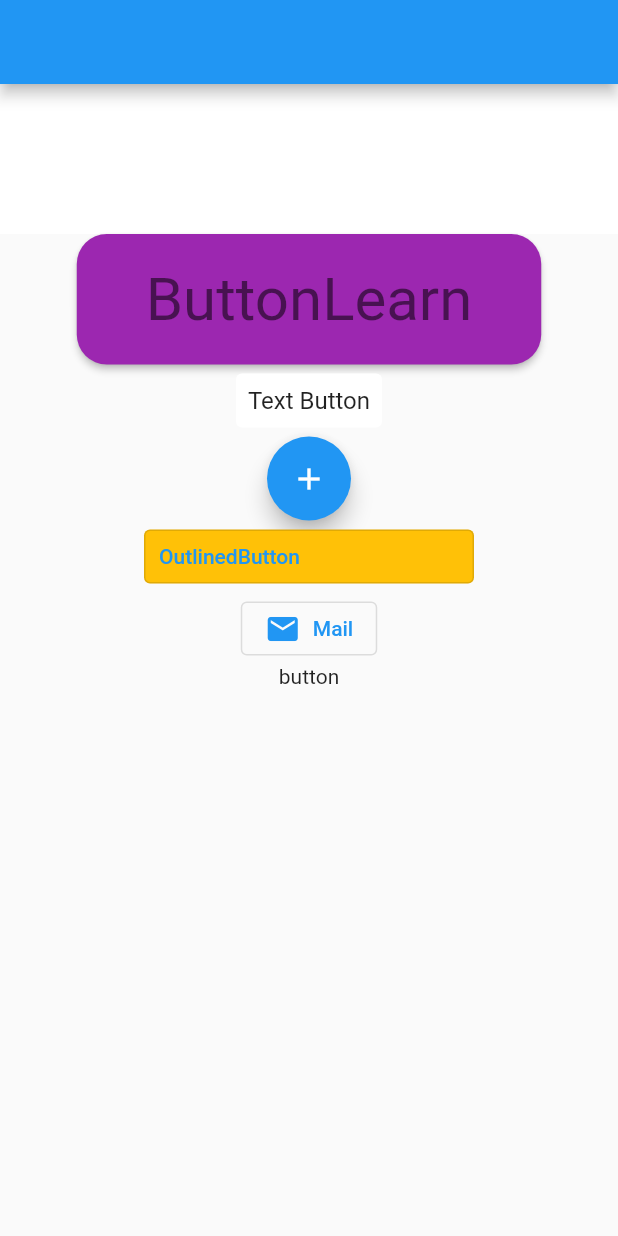
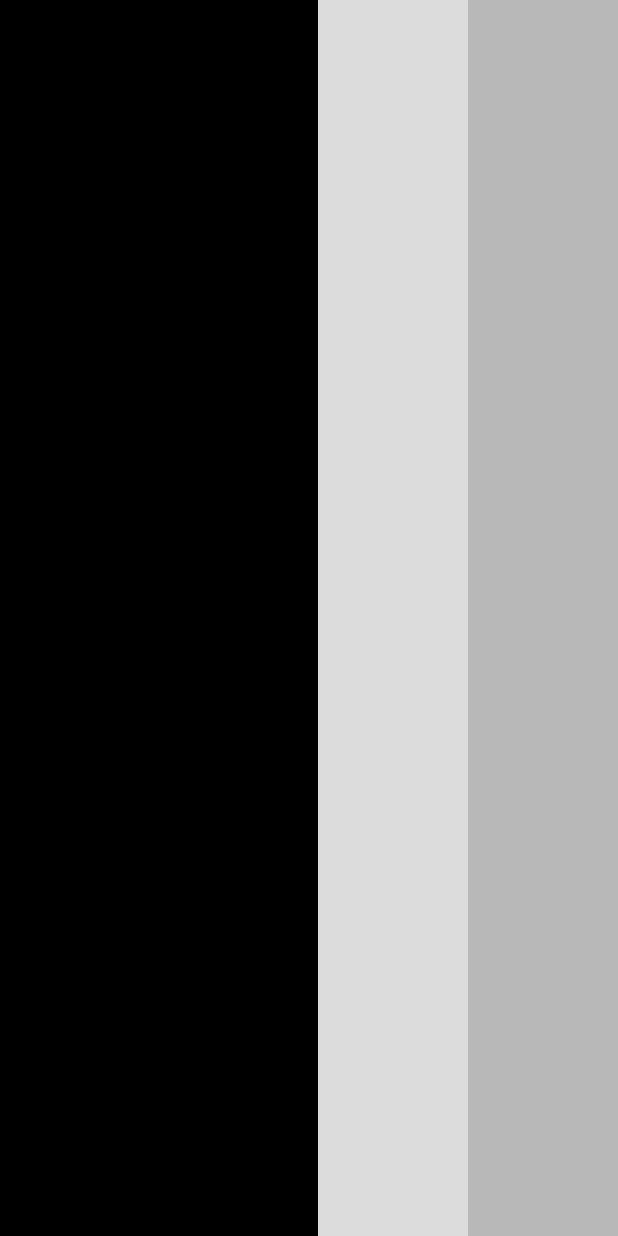
Before and after one commit to Anar95/Flutter_Educate, a Flutter app: the screen it shows after launch, on a phone screen of 412 x 824 dp. Run offline on Flutter 3.47's test engine with Material 2 defaults, Android fonts, the phone set to English and light mode, and no system bars.

Commit message:
Column Row

```diff
--- /dev/null
+++ b/flutter_educate_101/lib/column_row.dart
@@ -0,0 +1,36 @@
+import 'package:flutter/material.dart';
+
+class ColumnRow extends StatelessWidget {
+  const ColumnRow({super.key});
+
+  @override
+  Widget build(BuildContext context) {
+    return Scaffold(
+
+      body: Row(
+        mainAxisAlignment: MainAxisAlignment.end,
+      crossAxisAlignment: CrossAxisAlignment.end,
+        children: [
+
+          Expanded(
+            child: Container(
+
+              color: Colors.black
+            ),
+          ),
+          Container(
+
+              width: 100,
+              color: Colors.black12
+            ),
+
+          Container(
+
+            width: 100,
+            color: Colors.black26
+          ),
+        ],
+      ),
+    );
+  }
+}
--- a/flutter_educate_101/lib/main.dart
+++ b/flutter_educate_101/lib/main.dart
@@ -1,6 +1,5 @@
 import 'package:flutter/material.dart';
-
-import 'button.dart';
+import 'column_row.dart';
 
 
 
@@ -19,7 +18,7 @@ class MyApp extends StatelessWidget {
       theme: ThemeData(
         primarySwatch: Colors.blue,
       ),
-      home: ButtonLearn (),
+      home: ColumnRow (),
 
     );
   }
```
